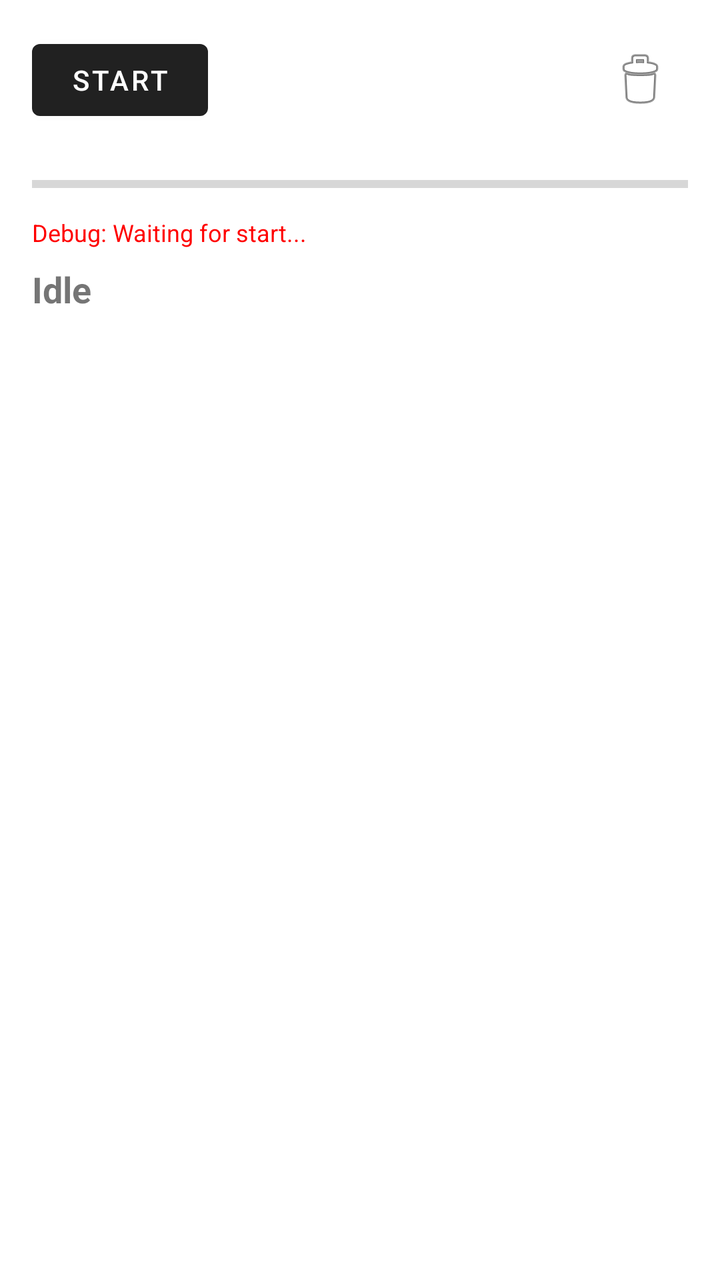
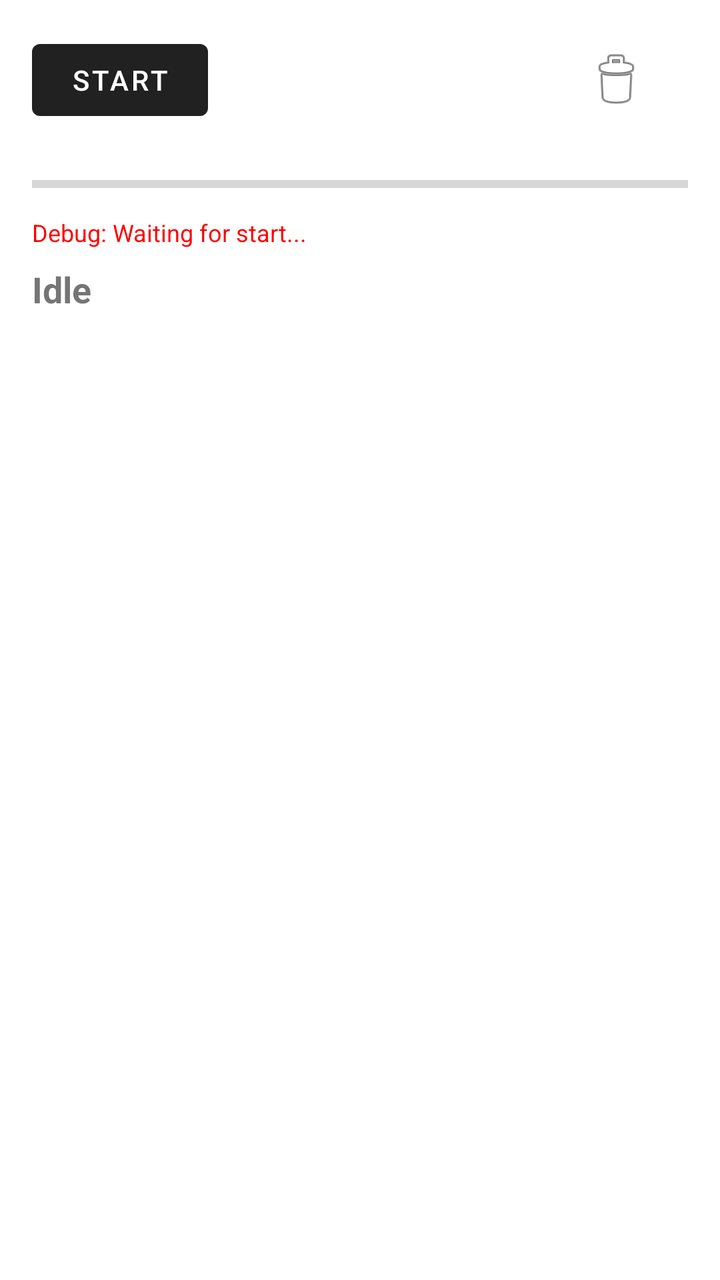

An Android layout rendered at two revisions. The XML below is the earlier revision; the diff shows what the commit changed to produce the second picture.
<!-- AndroidManifest.xml: application theme Theme.MaterialComponents.DayNight.DarkActionBar -->
<!-- res/layout/activity_main.xml -->
<?xml version="1.0" encoding="utf-8"?>
<LinearLayout xmlns:android="http://schemas.android.com/apk/res/android"
    android:layout_width="match_parent"
    android:layout_height="match_parent"
    android:orientation="vertical"
    android:padding="16dp">

    <LinearLayout
        android:layout_width="match_parent"
        android:layout_height="wrap_content"
        android:orientation="horizontal"
        android:gravity="center_vertical">
        <Button android:id="@+id/btnStartStop" android:layout_width="wrap_content" android:layout_height="wrap_content" android:text="Start" />
        <View android:layout_width="0dp" android:layout_height="0dp" android:layout_weight="1" />
        <ImageButton android:id="@+id/btnClear" android:layout_width="48dp" android:layout_height="48dp" android:src="@android:drawable/ic_menu_delete" android:background="?attr/selectableItemBackgroundBorderless" />
    </LinearLayout>

    <ProgressBar
        android:id="@+id/volumeMeter"
        style="?android:attr/progressBarStyleHorizontal"
        android:layout_width="match_parent"
        android:layout_height="24dp"
        android:max="100"
        android:layout_marginTop="16dp" />

    <TextView
        android:id="@+id/tvDebug"
        android:layout_width="match_parent"
        android:layout_height="wrap_content"
        android:text="Debug: Waiting for start..."
        android:textSize="12sp"
        android:textColor="#FF0000"
        android:layout_marginTop="4dp" />

    <TextView
        android:id="@+id/statusText"
        android:layout_width="match_parent"
        android:layout_height="wrap_content"
        android:text="Idle"
        android:textSize="18sp"
        android:textStyle="bold"
        android:layout_marginTop="8dp" />

    <androidx.recyclerview.widget.RecyclerView
        android:id="@+id/recyclerView"
        android:layout_width="match_parent"
        android:layout_height="match_parent"
        android:layout_marginTop="16dp" />
</LinearLayout>
<!-- resources referenced by this layout -->
<resources>

</resources>

<!-- the commit's change to res/layout/activity_main.xml (unified diff, before → after) -->
@@ -12,7 +12,13 @@
         android:gravity="center_vertical">
         <Button android:id="@+id/btnStartStop" android:layout_width="wrap_content" android:layout_height="wrap_content" android:text="Start" />
         <View android:layout_width="0dp" android:layout_height="0dp" android:layout_weight="1" />
-        <ImageButton android:id="@+id/btnClear" android:layout_width="48dp" android:layout_height="48dp" android:src="@android:drawable/ic_menu_delete" android:background="?attr/selectableItemBackgroundBorderless" />
+        <ImageButton 
+            android:id="@+id/btnClear" 
+            android:layout_width="48dp" 
+            android:layout_height="48dp" 
+            android:src="@android:drawable/ic_menu_delete" 
+            android:background="?attr/selectableItemBackgroundBorderless"
+            android:layout_marginEnd="12dp" /> 
     </LinearLayout>
 
     <ProgressBar
